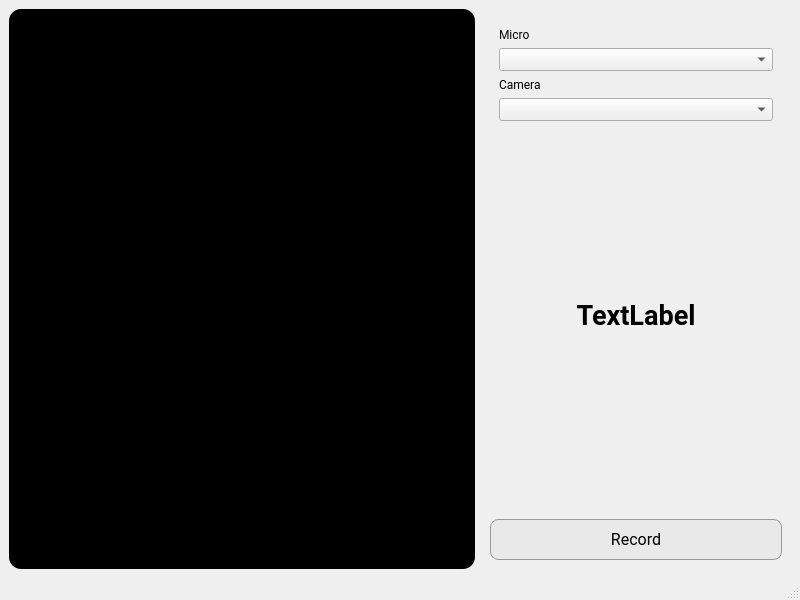
The window that main_pyside.ui (Yoan-Lespessailles/acquisition_donnees) describes before a commit, drawn with Qt 5.
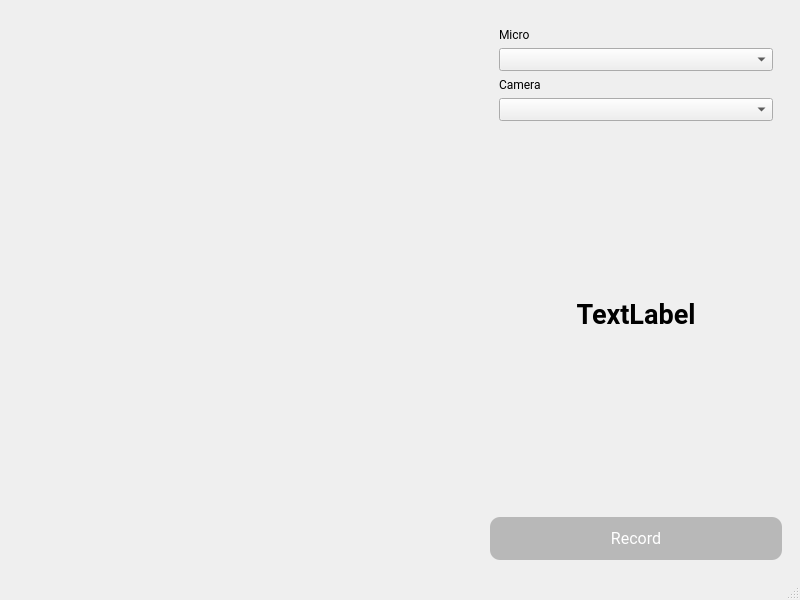
The same window after the commit.

Commit message: Affichage caméra, sélection micro + caméra, bouton record

The edit to the form file:
```diff
--- a/main_pyside.ui
+++ b/main_pyside.ui
@@ -21,8 +21,8 @@
     <item>
      <widget class="QWidget" name="widget_camera" native="true">
       <property name="styleSheet">
-       <string notr="true">background-color: black;
-border-radius: 12px;</string>
+       <string notr="true">/*background-color: black;
+border-radius: 12px;*/</string>
       </property>
      </widget>
     </item>
@@ -119,6 +119,9 @@
         <layout class="QHBoxLayout" name="horizontalLayout">
          <item>
           <widget class="QPushButton" name="button_record">
+           <property name="enabled">
+            <bool>true</bool>
+           </property>
            <property name="font">
             <font>
              <family>Roboto</family>
@@ -126,11 +129,22 @@
             </font>
            </property>
            <property name="styleSheet">
-            <string notr="true">    background-color: #e9e9e9;
-    border: 1px solid #9a9a9a;
-    border-radius: 8px;
-    padding: 10px;
-    font-size: 16px;</string>
+            <string notr="true">#button_record {   
+    background-color: #B8B8B8;
+    color: white;
+    border: none;
+    border-radius: 10px;
+    padding: 12px;
+    font-size: 16px;
+}
+
+#button_record:hover {
+    background-color: #ABABAB;
+}
+
+#button_record:pressed {
+    background-color: #919191;
+}</string>
            </property>
            <property name="text">
             <string>Record</string>
```
The commit also changes 2 other files.
